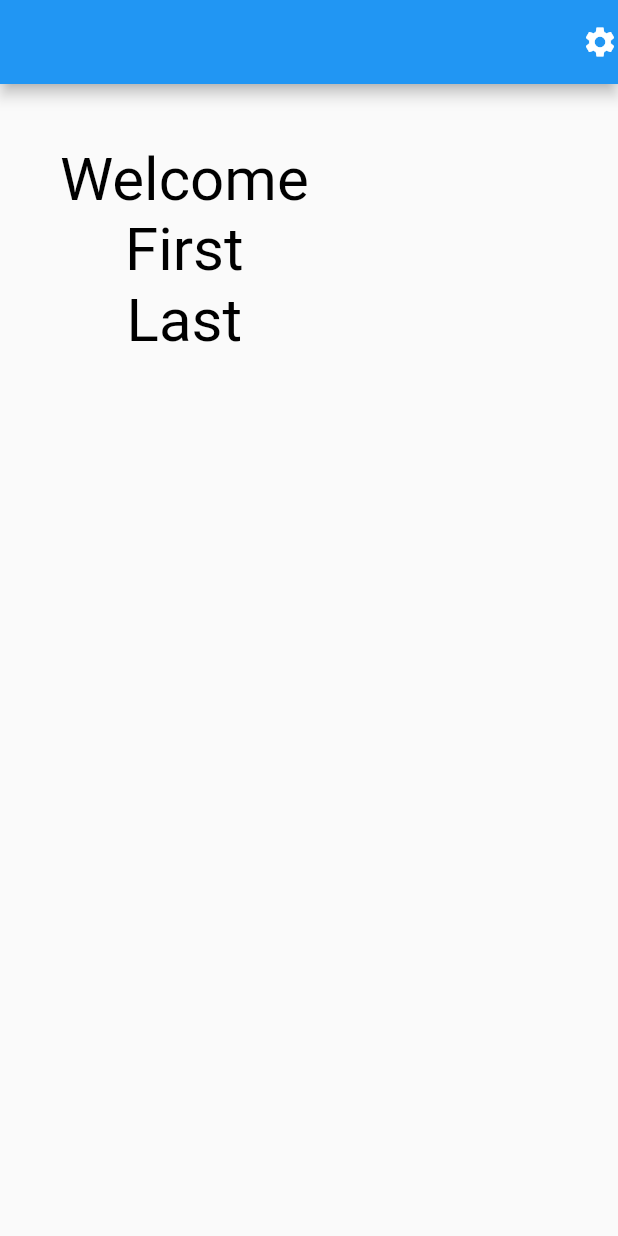
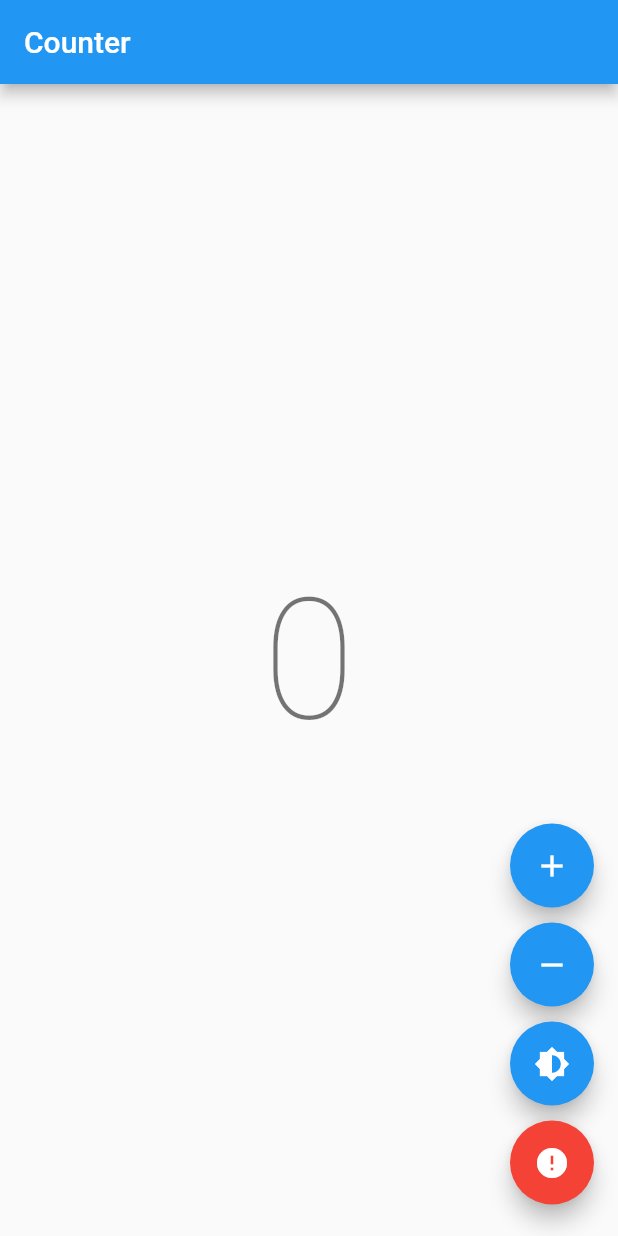
Before and after one commit to lambiengcode/bloc_flutter_template, a Flutter app: the screen it shows after launch, on a phone screen of 412 x 824 dp. Run offline on Flutter 3.47's test engine with Material 2 defaults, Android fonts, the phone set to English and light mode, and no system bars; our stand-ins replace flutter_bloc.

Commit message:
bloc patter

```diff
--- a/lib/main.dart
+++ b/lib/main.dart
@@ -1,26 +1,29 @@
 import 'package:flutter/material.dart';
-import 'package:flutter_bloc_provider/src/providers/name_provider.dart';
-import 'package:flutter_bloc_provider/src/screens/welcome.dart';
-import 'package:provider/provider.dart';
+import 'package:flutter_bloc/flutter_bloc.dart';
+import 'package:flutter_bloc_lib/src/app.dart';
+
+/// Custom [BlocObserver] which observes all bloc and cubit instances.
+class SimpleBlocObserver extends BlocObserver {
+  @override
+  void onEvent(Bloc bloc, Object event) {
+    super.onEvent(bloc, event);
+    print(event);
+  }
+
+  @override
+  void onTransition(Bloc bloc, Transition transition) {
+    super.onTransition(bloc, transition);
+    print(transition);
+  }
+
+  @override
+  void onError(BlocBase bloc, Object error, StackTrace stackTrace) {
+    print(error);
+    super.onError(bloc, error, stackTrace);
+  }
+}
 
 void main() {
-  runApp(MyApp());
+  Bloc.observer = SimpleBlocObserver();
+  runApp(App());
 }
-
-class MyApp extends StatelessWidget {
-  // This widget is the root of your application.
-  @override
-  Widget build(BuildContext context) {
-    return ChangeNotifierProvider(
-      create: (BuildContext context) => NameProvider(),
-      child: MaterialApp(
-        debugShowCheckedModeBanner: false,
-        title: 'Bloc Provider',
-        theme: ThemeData(
-          primarySwatch: Colors.blue,
-        ),
-        home: WelcomePage(),
-      ),
-    );
-  }
-}
--- /dev/null
+++ b/lib/src/app.dart
@@ -0,0 +1,26 @@
+import 'package:flutter/material.dart';
+import 'package:flutter_bloc/flutter_bloc.dart';
+import 'package:flutter_bloc_lib/src/blocs/counter_bloc.dart';
+import 'package:flutter_bloc_lib/src/theme/theme.dart';
+import 'package:flutter_bloc_lib/src/views/home/view.dart';
+
+class App extends StatelessWidget {
+  @override
+  Widget build(BuildContext context) {
+    return BlocProvider(
+      create: (_) => ThemeCubit(),
+      child: BlocBuilder<ThemeCubit, ThemeData>(
+        builder: (_, theme) {
+          return MaterialApp(
+            debugShowCheckedModeBanner: false,
+            theme: theme,
+            home: BlocProvider(
+              create: (_) => CounterBloc(),
+              child: CounterPage(),
+            ),
+          );
+        },
+      ),
+    );
+  }
+}
--- a/lib/src/bloc/bloc.dart
+++ /dev/null
@@ -1,36 +0,0 @@
-import 'dart:async';
-
-import 'package:rxdart/rxdart.dart';
-import 'package:rxdart/subjects.dart';
-
-class NameBloc {
-  //Declare Streams
-  final _firstName = BehaviorSubject<String>();
-  final _lastName = BehaviorSubject<String>();
-
-  //Get
-  Stream<String> get firstName =>
-      _firstName.stream.transform(validateFirstName);
-  Stream<String> get lastName => _lastName.stream;
-  Stream<bool> get nameValid =>
-      Rx.combineLatest2(firstName, lastName, (a, b) => true);
-
-  //Set
-  Function(String) get changeFirstName => _firstName.sink.add;
-  Function(String) get changeLastName => _lastName.sink.add;
-
-  //Validators
-  final validateFirstName =
-      StreamTransformer<String, String>.fromHandlers(handleData: (fName, sink) {
-    if (fName.length < 3) {
-      sink.addError('Minimum 3 characters');
-    } else {
-      sink.add(fName);
-    }
-  });
-
-  dispose() {
-    _firstName.close();
-    _lastName.close();
-  }
-}
--- /dev/null
+++ b/lib/src/events/counter_event.dart
@@ -0,0 +1,10 @@
+enum CounterEvent {
+  /// Notifies bloc to increment state.
+  increment,
+
+  /// Notifies bloc to decrement state.
+  decrement,
+
+  /// Notifies the bloc of an error
+  error,
+}
--- a/lib/src/providers/name_provider.dart
+++ /dev/null
@@ -1,26 +0,0 @@
-import 'package:flutter/material.dart';
-import 'package:flutter_bloc_provider/src/bloc/bloc.dart';
-
-class NameProvider with ChangeNotifier {
-  String _firstName = "First";
-  String _lastName = "Last";
-  NameBloc _bloc;
-
-  NameProvider() {
-    _bloc = NameBloc();
-  }
-
-  String get firstName => _firstName;
-  String get lastName => _lastName;
-  NameBloc get bloc => _bloc;
-
-  void setFirstName(String firstName) {
-    _firstName = firstName;
-    notifyListeners();
-  }
-
-  void setLastName(String lastName) {
-    _lastName = lastName;
-    notifyListeners();
-  }
-}
--- a/lib/src/screens/welcome.dart
+++ /dev/null
@@ -1,61 +0,0 @@
-import 'package:flutter/material.dart';
-import 'package:flutter_bloc_provider/src/screens/settings.dart';
-import 'package:google_fonts/google_fonts.dart';
-import 'package:provider/provider.dart';
-import '../providers/name_provider.dart';
-
-class WelcomePage extends StatefulWidget {
-  _WelcomePageState createState() => _WelcomePageState();
-}
-
-class _WelcomePageState extends State<WelcomePage>
-    with TickerProviderStateMixin {
-  @override
-  Widget build(BuildContext context) {
-    final providerData = Provider.of<NameProvider>(context);
-    return Scaffold(
-      appBar: AppBar(
-        actions: <Widget>[
-          InkWell(
-            child: Icon(Icons.settings),
-            onTap: () {
-              Navigator.of(context).push(
-                MaterialPageRoute(
-                  builder: (context) => SettingsPage(),
-                ),
-              );
-            },
-          )
-        ],
-      ),
-      body: Padding(
-        padding: EdgeInsets.all(40.0),
-        child: Column(
-          children: <Widget>[
-            Text(
-              'Welcome',
-              style: GoogleFonts.lakkiReddy(
-                fontSize: 40.0,
-                textStyle: TextStyle(color: Colors.black),
-              ),
-            ),
-            Text(
-              providerData.firstName,
-              style: GoogleFonts.lakkiReddy(
-                fontSize: 40.0,
-                textStyle: TextStyle(color: Colors.black),
-              ),
-            ),
-            Text(
-              providerData.lastName,
-              style: GoogleFonts.lakkiReddy(
-                fontSize: 40.0,
-                textStyle: TextStyle(color: Colors.black),
-              ),
-            )
-          ],
-        ),
-      ),
-    );
-  }
-}
--- /dev/null
+++ b/lib/src/theme/theme.dart
@@ -0,0 +1,26 @@
+import 'package:flutter/material.dart';
+import 'package:flutter_bloc/flutter_bloc.dart';
+
+class ThemeCubit extends Cubit<ThemeData> {
+  /// {@macro brightness_cubit}
+  ThemeCubit() : super(_lightTheme);
+
+  static final _lightTheme = ThemeData(
+    floatingActionButtonTheme: const FloatingActionButtonThemeData(
+      foregroundColor: Colors.white,
+    ),
+    brightness: Brightness.light,
+  );
+
+  static final _darkTheme = ThemeData(
+    floatingActionButtonTheme: const FloatingActionButtonThemeData(
+      foregroundColor: Colors.black,
+    ),
+    brightness: Brightness.dark,
+  );
+
+  /// Toggles the current brightness between light and dark.
+  void toggleTheme() {
+    emit(state.brightness == Brightness.dark ? _lightTheme : _darkTheme);
+  }
+}
--- /dev/null
+++ b/lib/src/views/home/view.dart
@@ -0,0 +1,59 @@
+import 'package:flutter/material.dart';
+import 'package:flutter_bloc/flutter_bloc.dart';
+import 'package:flutter_bloc_lib/src/blocs/counter_bloc.dart';
+import 'package:flutter_bloc_lib/src/events/counter_event.dart';
+import 'package:flutter_bloc_lib/src/theme/theme.dart';
+
+class CounterPage extends StatelessWidget {
+  @override
+  Widget build(BuildContext context) {
+    return Scaffold(
+      appBar: AppBar(title: const Text('Counter')),
+      body: BlocBuilder<CounterBloc, int>(
+        builder: (_, count) {
+          return Center(
+            child: Text('$count', style: Theme.of(context).textTheme.headline1),
+          );
+        },
+      ),
+      floatingActionButton: Column(
+        crossAxisAlignment: CrossAxisAlignment.end,
+        mainAxisAlignment: MainAxisAlignment.end,
+        children: <Widget>[
+          Padding(
+            padding: const EdgeInsets.symmetric(vertical: 5.0),
+            child: FloatingActionButton(
+              child: const Icon(Icons.add),
+              onPressed: () =>
+                  context.read<CounterBloc>().add(CounterEvent.increment),
+            ),
+          ),
+          Padding(
+            padding: const EdgeInsets.symmetric(vertical: 5.0),
+            child: FloatingActionButton(
+              child: const Icon(Icons.remove),
+              onPressed: () =>
+                  context.read<CounterBloc>().add(CounterEvent.decrement),
+            ),
+          ),
+          Padding(
+            padding: const EdgeInsets.symmetric(vertical: 5.0),
+            child: FloatingActionButton(
+              child: const Icon(Icons.brightness_6),
+              onPressed: () => context.read<ThemeCubit>().toggleTheme(),
+            ),
+          ),
+          Padding(
+            padding: const EdgeInsets.symmetric(vertical: 5.0),
+            child: FloatingActionButton(
+              backgroundColor: Colors.red,
+              child: const Icon(Icons.error),
+              onPressed: () =>
+                  context.read<CounterBloc>().add(CounterEvent.error),
+            ),
+          ),
+        ],
+      ),
+    );
+  }
+}
```
Also changed, not shown: lib/src/blocs/counter_bloc.dart (added, +21 -0 lines), lib/src/screens/settings.dart (deleted, +0 -72 lines), pubspec.yaml (+3 -7 lines), pubspec.lock, 31 other files.
